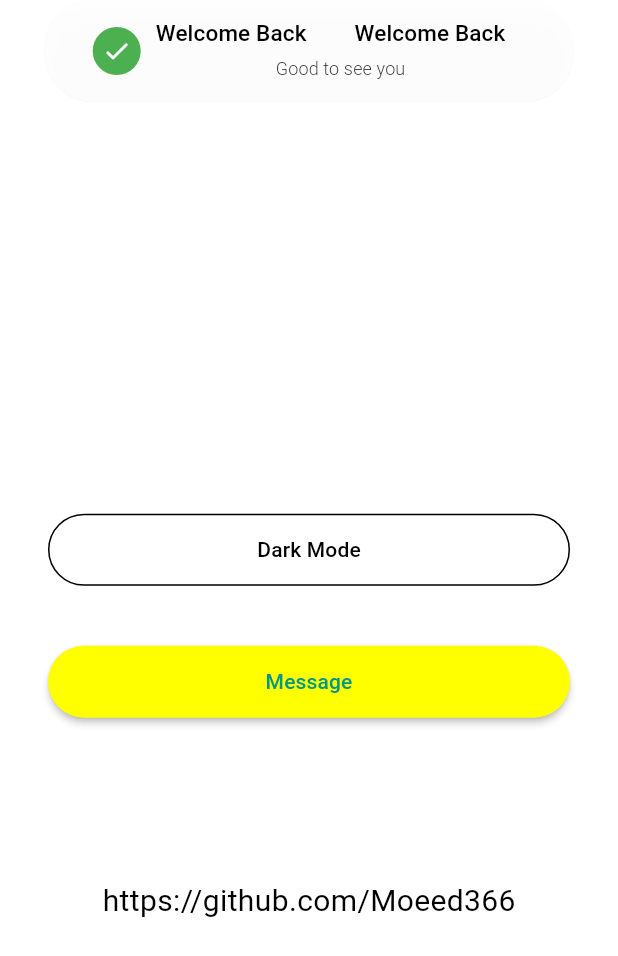
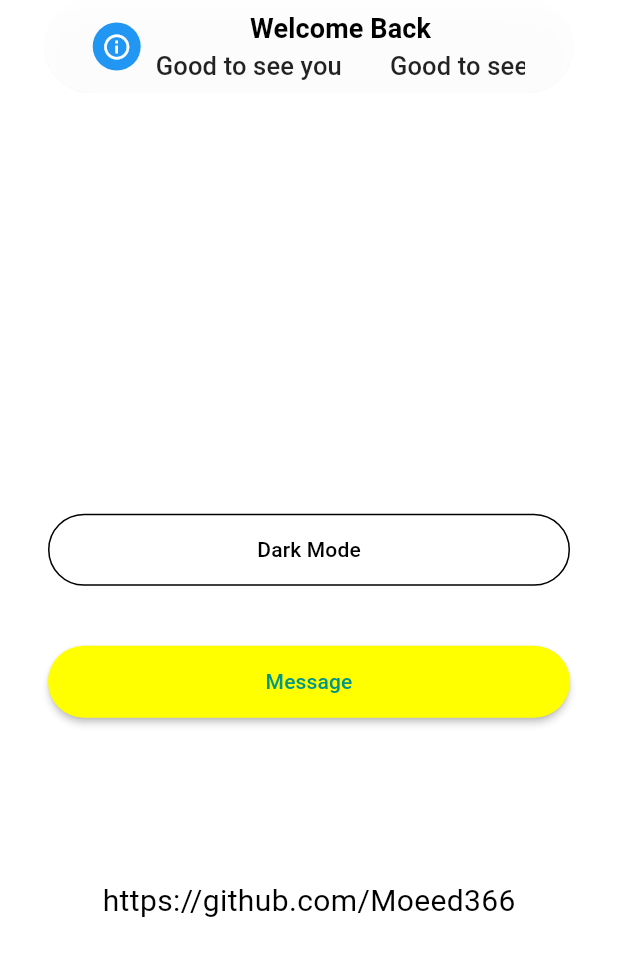
Before and after one commit to Moeed366/flutterpop, a Flutter app: the screen it shows after launch, after a tap on "Message", on a phone screen of 412 x 824 dp. Shown: the top 956 px of the screen. Run offline on Flutter 3.47's test engine with Material 3 defaults, Android fonts, the light colour scheme and no system bars; drawn by our look-alikes of marquee.

Commit message:
updated subtitle scrolling

```diff
--- a/example/lib/main.dart
+++ b/example/lib/main.dart
@@ -77,14 +77,16 @@ class _MyHomePageState extends State<MyHomePage> {
                     height: 48,
                     child: ElevatedButton(
                       style: ElevatedButton.styleFrom(
-                          elevation: 2, primary: Colors.yellowAccent),
+                          elevation: 2, backgroundColor: Colors.yellowAccent),
                       child: const Text('Message',
                           style: TextStyle(color: Colors.teal)),
                       onPressed: () {
-                        flarenotifyfunction(context,
-                            toastertype: 'S',
+                        flarenotifyfunction(
+                            animate_subtitle: true,
+                            toastertype: PopNotifyStatus.info,
                             title: "Welcome Back",
-                            subtitle: 'Good to see you');
+                            subtitle: 'Good to see you',
+                            context: context);
                       },
                     ),
                   ),
@@ -102,21 +104,38 @@ class _MyHomePageState extends State<MyHomePage> {
     );
   }
 
-  void flarenotifyfunction(BuildContext context,
-      {String? title, required String subtitle, required String toastertype}) {
+  void flarenotifyfunction({
+    required BuildContext context,
+    String? title,
+    bool? animate_subtitle,
+    required String subtitle,
+    required PopNotifyStatus toastertype,
+  }) {
     final toast = PopModel(
-      height: title == null ? 30 : null,
-      duration: const Duration(seconds: 5),
+      titleColor: toastertype == PopNotifyStatus.success
+          ? Colors.green
+          : (toastertype == PopNotifyStatus.failed ||
+                  toastertype == PopNotifyStatus.error)
+              ? Colors.red
+              : (toastertype == PopNotifyStatus.warning)
+                  ? Colors.orange
+                  : Colors.black,
+      scroll_subtitle: animate_subtitle ?? false,
+      height: subtitle == null ? 20 : 50,
+      subtitlesize: 17,
+      duration: const Duration(seconds: 2),
       title: (title != null && title.isNotEmpty) ? title : null,
       subtitle: (subtitle != null && subtitle.isNotEmpty) ? subtitle : null,
-      status: (toastertype == 'S')
+      status: (toastertype == PopNotifyStatus.success)
           ? PopNotifyStatus.success
-          : (toastertype == 'F')
+          : (toastertype == PopNotifyStatus.failed)
               ? PopNotifyStatus.failed
-              : (toastertype == 'W')
+              : (toastertype == PopNotifyStatus.warning)
                   ? PopNotifyStatus.warning
-                  : PopNotifyStatus.info,
-      darkMode: darkMode,
+                  : (toastertype == PopNotifyStatus.error)
+                      ? PopNotifyStatus.error
+                      : PopNotifyStatus.info,
+      darkMode: false,
     );
     PopNotify(context).toast(toast);
   }
--- a/lib/enum.dart
+++ b/lib/enum.dart
@@ -1,6 +1 @@
-enum PopNotifyStatus {
-  failed,
-  warning,
-  success,
-  info,
-}
+enum PopNotifyStatus { failed, warning, success, info, error }
--- a/lib/model.dart
+++ b/lib/model.dart
@@ -8,7 +8,7 @@ class PopModel {
   BorderRadius? borderRadius;
   bool? darkMode;
   bool? fadeInSubtitle;
-  bool animateTitle;
+  bool scroll_subtitle;
   dynamic title;
   dynamic subtitle;
   double? titlesize;
@@ -37,7 +37,7 @@ class PopModel {
       this.titleColor,
       this.subtitleColor,
       this.fadeInSubtitle,
-      this.animateTitle = true,
+      this.scroll_subtitle = true,
       this.onTap,
       this.onAppear,
       this.onExit,
--- a/lib/pop_element.dart
+++ b/lib/pop_element.dart
@@ -183,8 +183,8 @@ class _PopElementState extends State<PopElement> with TickerProviderStateMixin {
                                       mainAxisAlignment:
                                           MainAxisAlignment.center,
                                       children: [
-                                        toastTitle(),
-                                        ...toastSubtitle(),
+                                        ...toastTitle(),
+                                        toastSubtitle(),
                                       ],
                                     ),
                                   ),
@@ -240,6 +240,11 @@ class _PopElementState extends State<PopElement> with TickerProviderStateMixin {
               backgroundColor: Colors.blue,
               child: Icon(Icons.info_outline, size: 20, color: Colors.white));
           break;
+        case PopNotifyStatus.error:
+          icon = const CircleAvatar(
+              backgroundColor: Colors.red,
+              child: Icon(Icons.error_outline, size: 20, color: Colors.white));
+          break;
         default:
           break;
       }
@@ -256,58 +261,58 @@ class _PopElementState extends State<PopElement> with TickerProviderStateMixin {
     return [];
   }
 
-  Widget toastTitle() {
+  List<Widget> toastTitle() {
     if (widget.element.title == null) {
+      return [Container()];
+    }
+    return [
+      FadeTransition(
+          opacity: _fadeController.drive(CurveTween(curve: Curves.easeInOut)),
+          child: widget.element.title.runtimeType == String
+              ? Text(
+                  widget.element.title ?? '',
+                  maxLines: 1,
+                  overflow: TextOverflow.ellipsis,
+                  style: TextStyle(
+                      fontSize: widget.element.titlesize ?? 18,
+                      color: widget.element.titleColor ?? defaultTitleColor,
+                      fontWeight: FontWeight.bold),
+                )
+              : widget.element.title),
+    ];
+  }
+
+  Widget toastSubtitle() {
+    if (widget.element.subtitle == null) {
       return Container();
     }
-    return widget.element.title.runtimeType == String
+    return widget.element.subtitle.runtimeType == String
         ? Expanded(
-            child: widget.element.animateTitle
+            child: widget.element.scroll_subtitle
                 ? Marquee(
                     blankSpace: 32,
                     fadingEdgeStartFraction: 0.05,
                     fadingEdgeEndFraction: 0.05,
                     style: TextStyle(
-                      fontSize: widget.element.titlesize ?? 15,
-                      color: widget.element.titleColor ?? defaultTitleColor,
+                      fontSize: widget.element.subtitlesize ?? 15,
+                      color:
+                          widget.element.subtitleColor ?? defaultSubtitleColor,
                       fontWeight: FontWeight.w500,
                     ),
-                    text: widget.element.title ?? '',
+                    text: widget.element.subtitle ?? '',
                   )
                 : Text(
-                    widget.element.title ?? '',
+                    widget.element.subtitle ?? '',
                     maxLines: 1,
                     overflow: TextOverflow.ellipsis,
                     style: TextStyle(
-                      fontSize: widget.element.titlesize ?? 15,
-                      color: widget.element.titleColor ?? defaultTitleColor,
-                      fontWeight: FontWeight.w500,
+                      fontSize: widget.element.subtitlesize ?? 15,
+                      color:
+                          widget.element.subtitleColor ?? defaultSubtitleColor,
+                      fontWeight: FontWeight.w300,
                     ),
                   ),
           )
-        : widget.element.title;
-  }
-
-  List<Widget> toastSubtitle() {
-    if (widget.element.subtitle == null) {
-      return [Container()];
-    }
-    return [
-      FadeTransition(
-          opacity: _fadeController.drive(CurveTween(curve: Curves.easeInOut)),
-          child: widget.element.subtitle.runtimeType == String
-              ? Text(
-                  widget.element.subtitle ?? '',
-                  maxLines: 1,
-                  overflow: TextOverflow.ellipsis,
-                  style: TextStyle(
-                      fontSize: widget.element.subtitlesize ?? 12,
-                      color:
-                          widget.element.subtitleColor ?? defaultSubtitleColor,
-                      fontWeight: FontWeight.w300),
-                )
-              : widget.element.subtitle),
-      const SizedBox(height: 8)
-    ];
+        : widget.element.subtitle;
   }
 }
--- a/pubspec.yaml
+++ b/pubspec.yaml
@@ -1,6 +1,6 @@
 name: flutterpop
 description: "FlutterPop: Simplify in-app notifications and popups with ease and customization in your Flutter applications."
-version: 1.0.0
+version: 1.0.2
 homepage: https://github.com/Moeed366/flutterpop
 repository: https://github.com/Moeed366/flutterpop
 environment:
```
Also changed, not shown: lib/mysizes.dart (added, +291 -0 lines), 2 other files.
